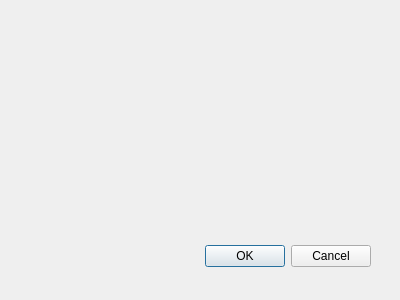
Old version of the form JcNewsProject/fakeresults.ui in the repository dev1d123/JcNews.
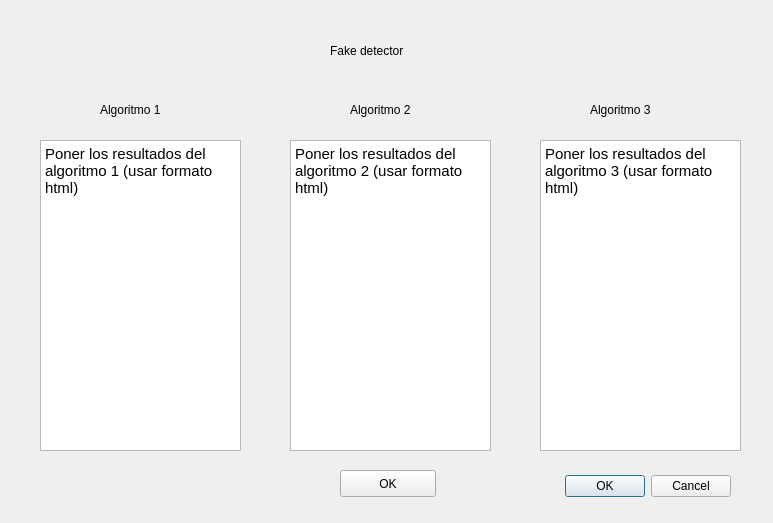
New version of the form.

The edit to the form file:
```diff
--- a/JcNewsProject/fakeresults.ui
+++ b/JcNewsProject/fakeresults.ui
@@ -6,8 +6,8 @@
    <rect>
     <x>0</x>
     <y>0</y>
-    <width>400</width>
-    <height>300</height>
+    <width>773</width>
+    <height>523</height>
    </rect>
   </property>
   <property name="windowTitle">
@@ -16,9 +16,9 @@
   <widget class="QDialogButtonBox" name="buttonBox">
    <property name="geometry">
     <rect>
-     <x>30</x>
-     <y>240</y>
-     <width>341</width>
+     <x>560</x>
+     <y>470</y>
+     <width>171</width>
      <height>32</height>
     </rect>
    </property>
@@ -29,6 +29,131 @@
     <set>QDialogButtonBox::StandardButton::Cancel|QDialogButtonBox::StandardButton::Ok</set>
    </property>
   </widget>
+  <widget class="QLabel" name="tituloLabel">
+   <property name="geometry">
+    <rect>
+     <x>330</x>
+     <y>30</y>
+     <width>151</width>
+     <height>41</height>
+    </rect>
+   </property>
+   <property name="text">
+    <string>Fake detector</string>
+   </property>
+  </widget>
+  <widget class="QLabel" name="algoritmo1Label">
+   <property name="geometry">
+    <rect>
+     <x>100</x>
+     <y>100</y>
+     <width>91</width>
+     <height>19</height>
+    </rect>
+   </property>
+   <property name="text">
+    <string>Algoritmo 1</string>
+   </property>
+  </widget>
+  <widget class="QLabel" name="algoritmo2Label">
+   <property name="geometry">
+    <rect>
+     <x>350</x>
+     <y>100</y>
+     <width>91</width>
+     <height>19</height>
+    </rect>
+   </property>
+   <property name="text">
+    <string>Algoritmo 2</string>
+   </property>
+  </widget>
+  <widget class="QLabel" name="algoritmo3Label">
+   <property name="geometry">
+    <rect>
+     <x>590</x>
+     <y>100</y>
+     <width>91</width>
+     <height>19</height>
+    </rect>
+   </property>
+   <property name="text">
+    <string>Algoritmo 3</string>
+   </property>
+  </widget>
+  <widget class="QTextEdit" name="resultado1Text">
+   <property name="geometry">
+    <rect>
+     <x>40</x>
+     <y>140</y>
+     <width>201</width>
+     <height>311</height>
+    </rect>
+   </property>
+   <property name="html">
+    <string>&lt;!DOCTYPE HTML PUBLIC &quot;-//W3C//DTD HTML 4.0//EN&quot; &quot;http://www.w3.org/TR/REC-html40/strict.dtd&quot;&gt;
+&lt;html&gt;&lt;head&gt;&lt;meta name=&quot;qrichtext&quot; content=&quot;1&quot; /&gt;&lt;meta charset=&quot;utf-8&quot; /&gt;&lt;style type=&quot;text/css&quot;&gt;
+p, li { white-space: pre-wrap; }
+hr { height: 1px; border-width: 0; }
+li.unchecked::marker { content: &quot;\2610&quot;; }
+li.checked::marker { content: &quot;\2612&quot;; }
+&lt;/style&gt;&lt;/head&gt;&lt;body style=&quot; font-family:'Adwaita Sans'; font-size:11pt; font-weight:400; font-style:normal;&quot;&gt;
+&lt;p style=&quot; margin-top:0px; margin-bottom:0px; margin-left:0px; margin-right:0px; -qt-block-indent:0; text-indent:0px;&quot;&gt;Poner los resultados del algoritmo 1 (usar formato html)&lt;/p&gt;&lt;/body&gt;&lt;/html&gt;</string>
+   </property>
+  </widget>
+  <widget class="QTextEdit" name="resultado2Text">
+   <property name="geometry">
+    <rect>
+     <x>290</x>
+     <y>140</y>
+     <width>201</width>
+     <height>311</height>
+    </rect>
+   </property>
+   <property name="html">
+    <string>&lt;!DOCTYPE HTML PUBLIC &quot;-//W3C//DTD HTML 4.0//EN&quot; &quot;http://www.w3.org/TR/REC-html40/strict.dtd&quot;&gt;
+&lt;html&gt;&lt;head&gt;&lt;meta name=&quot;qrichtext&quot; content=&quot;1&quot; /&gt;&lt;meta charset=&quot;utf-8&quot; /&gt;&lt;style type=&quot;text/css&quot;&gt;
+p, li { white-space: pre-wrap; }
+hr { height: 1px; border-width: 0; }
+li.unchecked::marker { content: &quot;\2610&quot;; }
+li.checked::marker { content: &quot;\2612&quot;; }
+&lt;/style&gt;&lt;/head&gt;&lt;body style=&quot; font-family:'Adwaita Sans'; font-size:11pt; font-weight:400; font-style:normal;&quot;&gt;
+&lt;p style=&quot; margin-top:0px; margin-bottom:0px; margin-left:0px; margin-right:0px; -qt-block-indent:0; text-indent:0px;&quot;&gt;Poner los resultados del algoritmo 2 (usar formato html)&lt;/p&gt;&lt;/body&gt;&lt;/html&gt;</string>
+   </property>
+  </widget>
+  <widget class="QTextEdit" name="resultado3Text">
+   <property name="geometry">
+    <rect>
+     <x>540</x>
+     <y>140</y>
+     <width>201</width>
+     <height>311</height>
+    </rect>
+   </property>
+   <property name="html">
+    <string>&lt;!DOCTYPE HTML PUBLIC &quot;-//W3C//DTD HTML 4.0//EN&quot; &quot;http://www.w3.org/TR/REC-html40/strict.dtd&quot;&gt;
+&lt;html&gt;&lt;head&gt;&lt;meta name=&quot;qrichtext&quot; content=&quot;1&quot; /&gt;&lt;meta charset=&quot;utf-8&quot; /&gt;&lt;style type=&quot;text/css&quot;&gt;
+p, li { white-space: pre-wrap; }
+hr { height: 1px; border-width: 0; }
+li.unchecked::marker { content: &quot;\2610&quot;; }
+li.checked::marker { content: &quot;\2612&quot;; }
+&lt;/style&gt;&lt;/head&gt;&lt;body style=&quot; font-family:'Adwaita Sans'; font-size:11pt; font-weight:400; font-style:normal;&quot;&gt;
+&lt;p style=&quot; margin-top:0px; margin-bottom:0px; margin-left:0px; margin-right:0px; -qt-block-indent:0; text-indent:0px;&quot;&gt;Poner los resultados del algoritmo 3 (usar formato html)&lt;/p&gt;&lt;/body&gt;&lt;/html&gt;</string>
+   </property>
+  </widget>
+  <widget class="QPushButton" name="atrasButton">
+   <property name="geometry">
+    <rect>
+     <x>340</x>
+     <y>470</y>
+     <width>96</width>
+     <height>27</height>
+    </rect>
+   </property>
+   <property name="text">
+    <string>OK</string>
+   </property>
+  </widget>
  </widget>
  <resources/>
  <connections>
```
